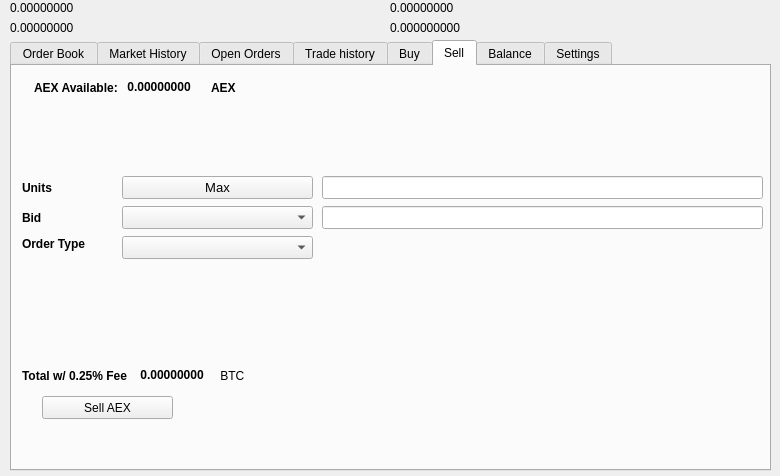
The window that src/qt/forms/tradingdialog.ui (wealth-coin/AeriumX) describes before a commit, drawn with Qt 5.
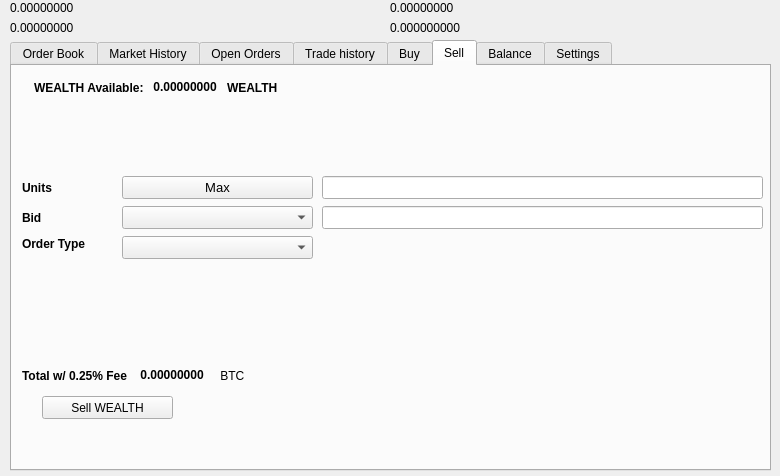
The same window after the commit. The open tabs and pages were chosen to show the change. Icons and pictures are not drawn.

Patch:
```diff
--- a/src/qt/forms/tradingdialog.ui
+++ b/src/qt/forms/tradingdialog.ui
@@ -1751,7 +1751,7 @@
       </rect>
      </property>
      <property name="text">
-      <string>Sell AEX</string>
+      <string>Sell WEALTH</string>
      </property>
      <property name="icon">
       <iconset resource="../wealthsilo">
@@ -1777,7 +1777,7 @@
          </font>
         </property>
         <property name="text">
-         <string>AEX Available:</string>
+         <string>WEALTH Available:</string>
         </property>
        </widget>
       </item>
@@ -2221,7 +2221,7 @@
          </font>
         </property>
         <property name="text">
-         <string>AEX</string>
+         <string>WEALTH</string>
         </property>
        </widget>
       </item>
```
Left out of the diff: 14 changed lines with no effect on the pictures.
